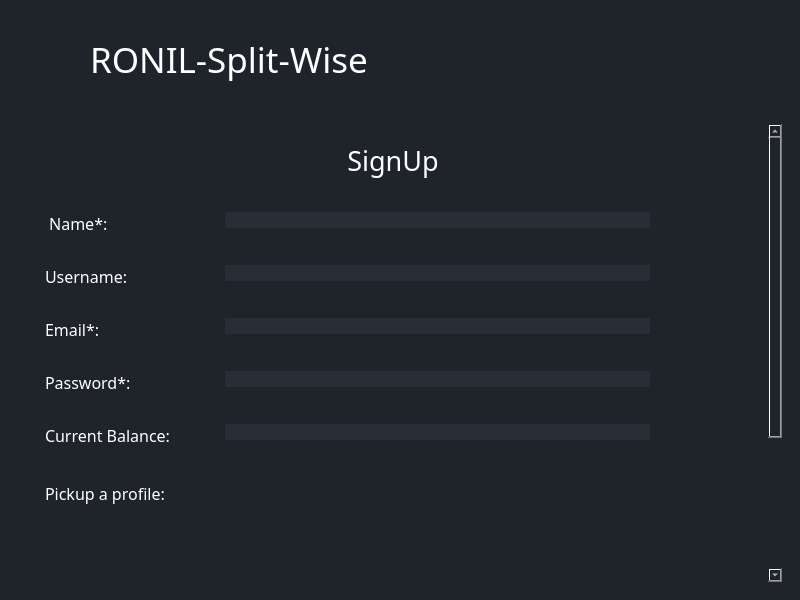
The window that GUI/login_page.ui (Rojan-J/Splitwise-Clone-Project) describes before a commit, drawn with Qt 5.
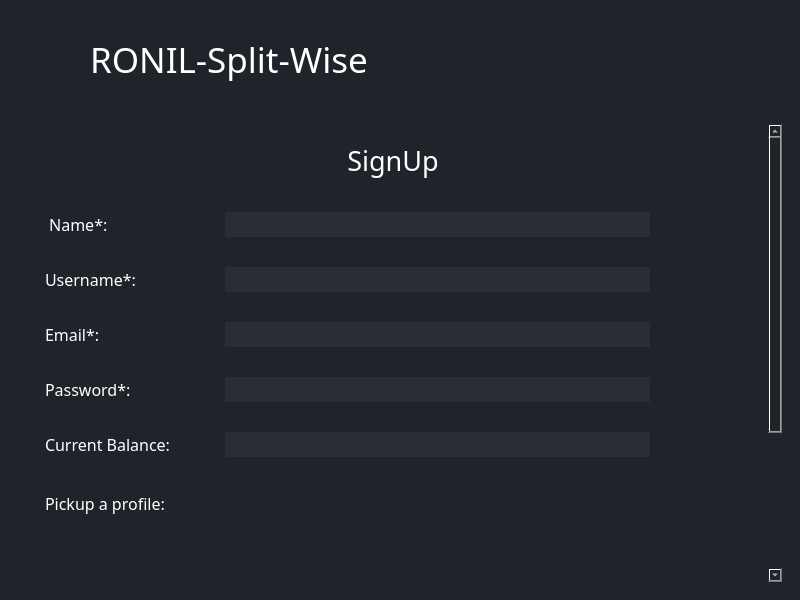
The same window after the commit. The open tabs and pages were chosen to show the change. Icons and pictures are not drawn. Custom widgets are drawn as their Qt base class.

The edit to the form file:
```diff
--- a/GUI/login_page.ui
+++ b/GUI/login_page.ui
@@ -35,7 +35,10 @@
 QLineEdit {
     background-color: rgba(44, 49, 60, 180);
     color: white; 
-}</string>
+}
+QLineEdit, QTextEdit {
+        font-family:Swiss721 BT;
+    }</string>
   </property>
   <widget class="QWidget" name="centralwidget">
    <layout class="QVBoxLayout" name="verticalLayout_10">
@@ -554,9 +557,9 @@
            <property name="geometry">
             <rect>
              <x>0</x>
-             <y>-255</y>
+             <y>-39</y>
              <width>747</width>
-             <height>719</height>
+             <height>729</height>
             </rect>
            </property>
            <layout class="QVBoxLayout" name="verticalLayout_15">
@@ -647,7 +650,14 @@
                    </widget>
                   </item>
                   <item row="1" column="1">
-                   <widget class="QLineEdit" name="NameSignUp"/>
+                   <widget class="QLineEdit" name="NameSignUp">
+                    <property name="font">
+                     <font>
+                      <family>Swiss721 BT</family>
+                      <pointsize>12</pointsize>
+                     </font>
+                    </property>
+                   </widget>
                   </item>
                   <item row="2" column="0">
                    <widget class="QLabel" name="label_9">
@@ -658,12 +668,19 @@
                      </font>
                     </property>
                     <property name="text">
-                     <string>Username:</string>
+                     <string>Username*:</string>
                     </property>
                    </widget>
                   </item>
                   <item row="2" column="1">
-                   <widget class="QLineEdit" name="UsernameSignUp"/>
+                   <widget class="QLineEdit" name="UsernameSignUp">
+                    <property name="font">
+                     <font>
+                      <family>Swiss721 BT</family>
+                      <pointsize>12</pointsize>
+                     </font>
+                    </property>
+                   </widget>
                   </item>
                   <item row="3" column="0">
                    <widget class="QLabel" name="label_10">
@@ -679,7 +696,14 @@
                    </widget>
                   </item>
                   <item row="3" column="1">
-                   <widget class="QLineEdit" name="EmailSignUp"/>
+                   <widget class="QLineEdit" name="EmailSignUp">
+                    <property name="font">
+                     <font>
+                      <family>Swiss721 BT</family>
+                      <pointsize>12</pointsize>
+                     </font>
+                    </property>
+                   </widget>
                   </item>
                   <item row="4" column="0">
                    <widget class="QLabel" name="label_12">
@@ -695,7 +719,14 @@
                    </widget>
                   </item>
                   <item row="4" column="1">
-                   <widget class="QLineEdit" name="PasswordSignUp"/>
+                   <widget class="QLineEdit" name="PasswordSignUp">
+                    <property name="font">
+                     <font>
+                      <family>Swiss721 BT</family>
+                      <pointsize>12</pointsize>
+                     </font>
+                    </property>
+                   </widget>
                   </item>
                   <item row="5" column="0">
                    <widget class="QLabel" name="label_15">
@@ -711,7 +742,14 @@
                    </widget>
                   </item>
                   <item row="5" column="1">
-                   <widget class="QLineEdit" name="BalanceSignUp"/>
+                   <widget class="QLineEdit" name="BalanceSignUp">
+                    <property name="font">
+                     <font>
+                      <family>Swiss721 BT</family>
+                      <pointsize>12</pointsize>
+                     </font>
+                    </property>
+                   </widget>
                   </item>
                   <item row="6" column="0">
                    <widget class="QLabel" name="label_2">
```
Left out of the diff: 8 changed lines with no effect on the pictures.
